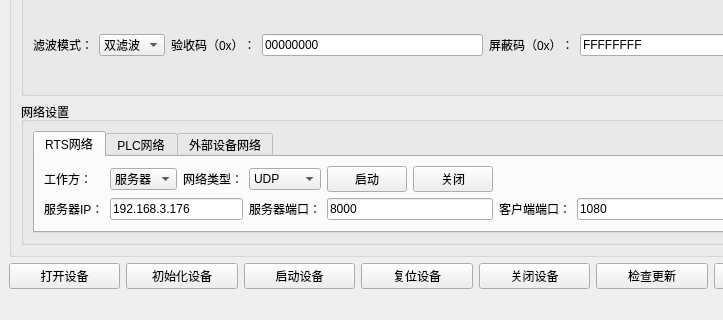
Old version of the form main_window/mainwindow.ui in the repository aron566/EOL_CAN_Tool; both pictures show x 0 to 723 and y 380 to 700 of the 834 by 700 pixel window.
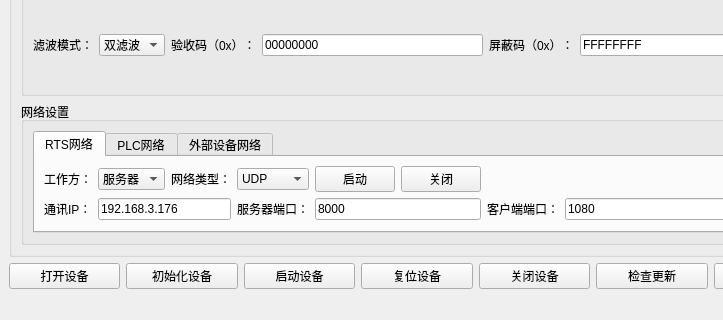
New version of the form.

Commit message: <feat>: <优化网络设置界面，增加提示>

Diff of the .ui file:
```diff
--- a/main_window/mainwindow.ui
+++ b/main_window/mainwindow.ui
@@ -987,7 +987,7 @@
               <item row="1" column="0">
                <widget class="QLabel" name="rts_remote_ip_label">
                 <property name="text">
-                 <string>服务器IP：</string>
+                 <string>通讯IP：</string>
                 </property>
                </widget>
               </item>
```
Left out of the diff: 10 changed lines with no effect on the pictures. The commit also changes 5 other files.
